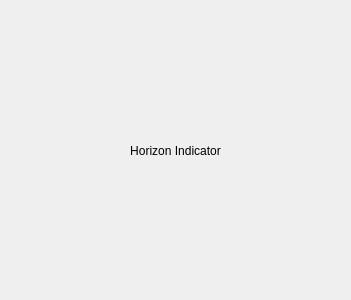
First picture: the form in GUI/GUIwithconnections/WidgetsUsed/AttitudeMeter/attitudemeter.ui, repository NaviPolytechnique/GUI, before the edit.
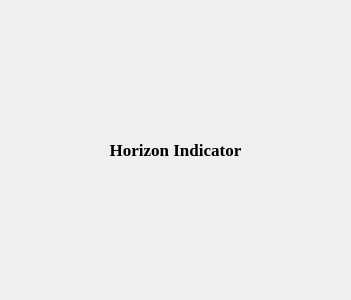
Second picture: the form after the edit.

Patch:
```diff
--- a/GUI/GUIwithconnections/WidgetsUsed/AttitudeMeter/attitudemeter.ui
+++ b/GUI/GUIwithconnections/WidgetsUsed/AttitudeMeter/attitudemeter.ui
@@ -13,21 +13,28 @@
     <height>300</height>
    </rect>
   </property>
+  <property name="sizePolicy">
+   <sizepolicy hsizetype="MinimumExpanding" vsizetype="MinimumExpanding">
+    <horstretch>0</horstretch>
+    <verstretch>0</verstretch>
+   </sizepolicy>
+  </property>
   <property name="windowTitle">
    <string>AttitudeMeter</string>
   </property>
-  <widget class="QWidget" name="verticalLayoutWidget">
-   <property name="geometry">
-    <rect>
-     <x>0</x>
-     <y>0</y>
-     <width>351</width>
-     <height>301</height>
-    </rect>
-   </property>
-   <layout class="QVBoxLayout" name="Layout" stretch="1,10">
+  <layout class="QVBoxLayout" name="verticalLayout">
+   <item>
+    <layout class="QVBoxLayout" name="Layout" stretch="0,0">
     <item>
      <widget class="QLabel" name="label">
+       <property name="font">
+        <font>
+         <family>Times New Roman</family>
+         <pointsize>13</pointsize>
+         <weight>75</weight>
+         <bold>true</bold>
+        </font>
+       </property>
       <property name="text">
        <string>Horizon Indicator</string>
       </property>
@@ -40,9 +47,8 @@
      <layout class="QVBoxLayout" name="attitudemeter"/>
     </item>
    </layout>
-  </widget>
-  <zorder>label</zorder>
-  <zorder>verticalLayoutWidget</zorder>
+   </item>
+  </layout>
  </widget>
  <layoutdefault spacing="6" margin="11"/>
  <resources/>
```
Lines whose indentation alone changed are shown as unchanged.
